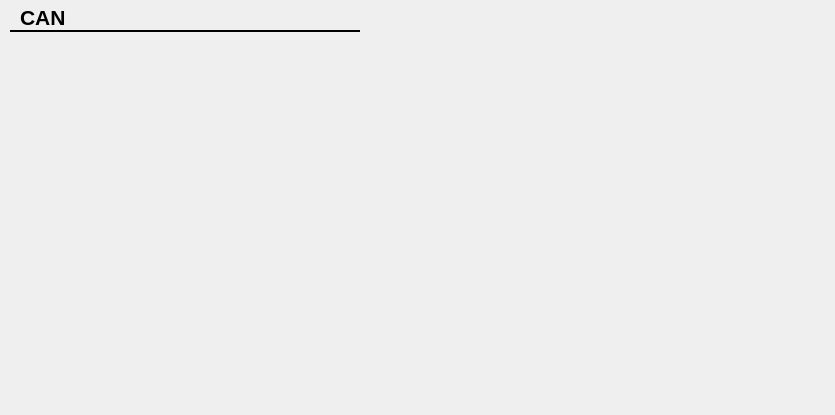
Above: CfgForms/ccancfgform.ui from kaczmar55/koneor_v2 before the change. Below: the same form after it.
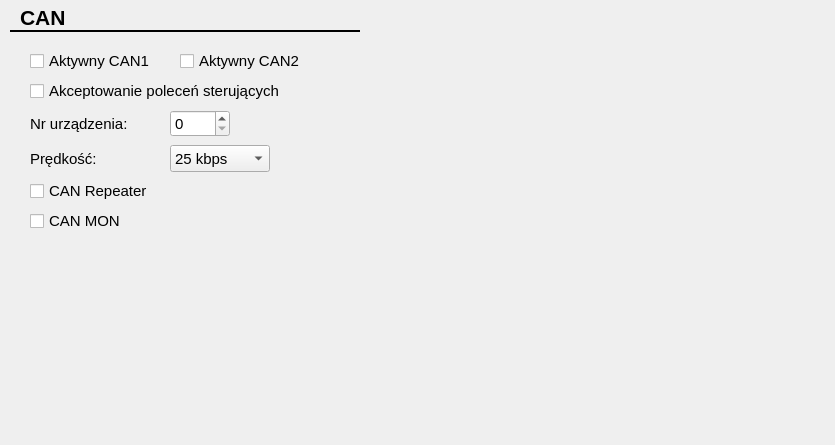
That is the form after the change.

```diff
--- a/CfgForms/ccancfgform.ui
+++ b/CfgForms/ccancfgform.ui
@@ -7,7 +7,7 @@
     <x>0</x>
     <y>0</y>
     <width>835</width>
-    <height>415</height>
+    <height>445</height>
    </rect>
   </property>
   <property name="windowTitle">
@@ -56,6 +56,184 @@
     <enum>Qt::Horizontal</enum>
    </property>
   </widget>
+  <widget class="QCheckBox" name="can1ActiveChk">
+   <property name="geometry">
+    <rect>
+     <x>30</x>
+     <y>50</y>
+     <width>130</width>
+     <height>22</height>
+    </rect>
+   </property>
+   <property name="font">
+    <font>
+     <family>Arial</family>
+     <pointsize>11</pointsize>
+    </font>
+   </property>
+   <property name="text">
+    <string>Aktywny CAN1</string>
+   </property>
+  </widget>
+  <widget class="QCheckBox" name="can2ActiveChk">
+   <property name="geometry">
+    <rect>
+     <x>180</x>
+     <y>50</y>
+     <width>130</width>
+     <height>22</height>
+    </rect>
+   </property>
+   <property name="font">
+    <font>
+     <family>Arial</family>
+     <pointsize>11</pointsize>
+    </font>
+   </property>
+   <property name="text">
+    <string>Aktywny CAN2</string>
+   </property>
+  </widget>
+  <widget class="QCheckBox" name="canAcceptCmd">
+   <property name="geometry">
+    <rect>
+     <x>30</x>
+     <y>80</y>
+     <width>260</width>
+     <height>22</height>
+    </rect>
+   </property>
+   <property name="font">
+    <font>
+     <family>Arial</family>
+     <pointsize>11</pointsize>
+    </font>
+   </property>
+   <property name="text">
+    <string>Akceptowanie poleceń sterujących</string>
+   </property>
+  </widget>
+  <widget class="QLabel" name="label">
+   <property name="geometry">
+    <rect>
+     <x>30</x>
+     <y>115</y>
+     <width>110</width>
+     <height>17</height>
+    </rect>
+   </property>
+   <property name="font">
+    <font>
+     <family>Arial</family>
+     <pointsize>11</pointsize>
+    </font>
+   </property>
+   <property name="text">
+    <string>Nr urządzenia:</string>
+   </property>
+  </widget>
+  <widget class="QSpinBox" name="canNoSpin">
+   <property name="geometry">
+    <rect>
+     <x>170</x>
+     <y>110</y>
+     <width>60</width>
+     <height>27</height>
+    </rect>
+   </property>
+   <property name="font">
+    <font>
+     <family>Arial</family>
+     <pointsize>11</pointsize>
+    </font>
+   </property>
+   <property name="maximum">
+    <number>255</number>
+   </property>
+  </widget>
+  <widget class="QLabel" name="label_2">
+   <property name="geometry">
+    <rect>
+     <x>30</x>
+     <y>150</y>
+     <width>70</width>
+     <height>17</height>
+    </rect>
+   </property>
+   <property name="font">
+    <font>
+     <family>Arial</family>
+     <pointsize>11</pointsize>
+    </font>
+   </property>
+   <property name="text">
+    <string>Prędkość:</string>
+   </property>
+  </widget>
+  <widget class="QComboBox" name="canBaudCombo">
+   <property name="geometry">
+    <rect>
+     <x>170</x>
+     <y>145</y>
+     <width>100</width>
+     <height>27</height>
+    </rect>
+   </property>
+   <property name="font">
+    <font>
+     <family>Arial</family>
+     <pointsize>11</pointsize>
+    </font>
+   </property>
+   <item>
+    <property name="text">
+     <string>25 kbps</string>
+    </property>
+   </item>
+   <item>
+    <property name="text">
+     <string>125 kbps</string>
+    </property>
+   </item>
+  </widget>
+  <widget class="QCheckBox" name="canRepeaterActiveChk">
+   <property name="geometry">
+    <rect>
+     <x>30</x>
+     <y>180</y>
+     <width>130</width>
+     <height>22</height>
+    </rect>
+   </property>
+   <property name="font">
+    <font>
+     <family>Arial</family>
+     <pointsize>11</pointsize>
+    </font>
+   </property>
+   <property name="text">
+    <string>CAN Repeater</string>
+   </property>
+  </widget>
+  <widget class="QCheckBox" name="canMonEnableChk">
+   <property name="geometry">
+    <rect>
+     <x>30</x>
+     <y>210</y>
+     <width>97</width>
+     <height>22</height>
+    </rect>
+   </property>
+   <property name="font">
+    <font>
+     <family>Arial</family>
+     <pointsize>11</pointsize>
+    </font>
+   </property>
+   <property name="text">
+    <string>CAN MON</string>
+   </property>
+  </widget>
  </widget>
  <resources/>
  <connections/>
```
Left out of the diff: 1 changed line with no effect on the pictures.
